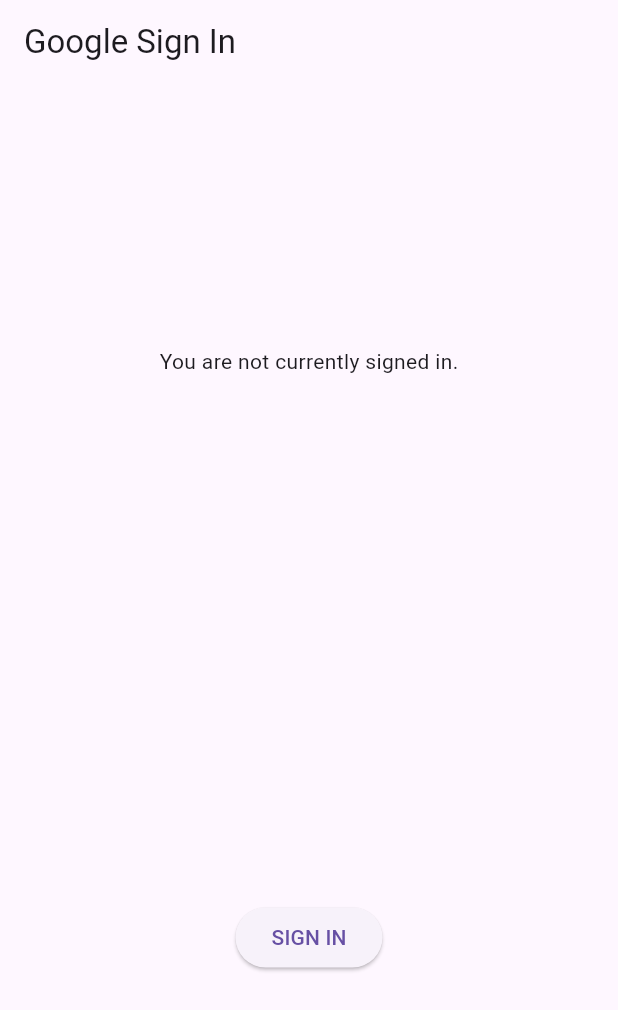
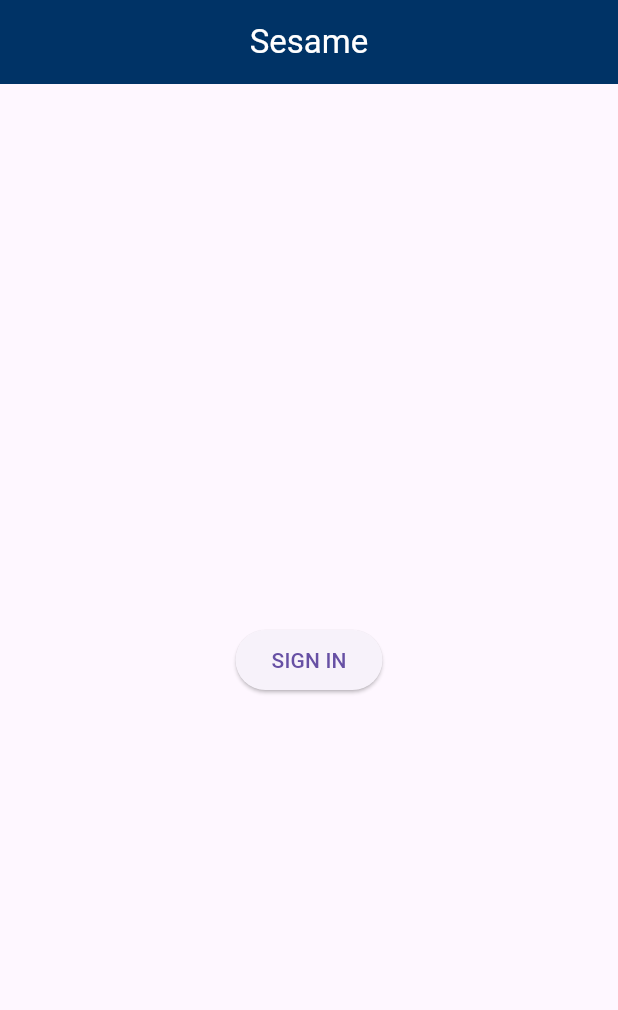
Before and after one commit to AlbertMcAvoy/sesame, a Flutter app: the screen it shows after launch, on a phone screen of 412 x 824 dp. Shown: the top 1010 px of the screen. Run offline on Flutter 3.47's test engine with Material 3 defaults, Android fonts, the light colour scheme and no system bars; our stand-ins replace google_sign_in; missing offline and left inert: google_sign_in_web.

Commit message:
Intégration du module de connexion avec le layout

```diff
--- a/frontend/lib/main.dart
+++ b/frontend/lib/main.dart
@@ -1,8 +1,3 @@
-// Copyright 2013 The Flutter Authors. All rights reserved.
-// Use of this source code is governed by a BSD-style license that can be
-// found in the LICENSE file.
-
-// ignore_for_file: avoid_print
 
 import 'dart:async';
 import 'dart:convert' show json;
@@ -13,6 +8,7 @@
 import 'package:http/http.dart' as http;
 
 import 'src/sign_in_button.dart';
+import 'layout.dart';
 
 /// The scopes required by this application.
 // #docregion Initialize
@@ -31,22 +27,21 @@
 void main() {
   runApp(
     const MaterialApp(
-      title: 'Google Sign In',
-      home: SignInDemo(),
+      title: 'Sesame',
+      home: SignInSesame(),
     ),
   );
 }
 
-/// The SignInDemo app.
-class SignInDemo extends StatefulWidget {
+class SignInSesame extends StatefulWidget {
   ///
-  const SignInDemo({super.key});
+  const SignInSesame({super.key});
 
   @override
-  State createState() => _SignInDemoState();
+  State createState() => _SignInSesameState();
 }
 
-class _SignInDemoState extends State<SignInDemo> {
+class _SignInSesameState extends State<SignInSesame> {
   GoogleSignInAccount? _currentUser;
   bool _isAuthorized = false; // has granted permissions?
   String _contactText = '';
@@ -71,18 +66,11 @@
         _isAuthorized = isAuthorized;
       });
 
-      // Now that we know that the user can access the required scopes, the app
-      // can call the REST API.
       if (isAuthorized) {
         unawaited(_handleGetContact(account!));
       }
     });
 
-    // In the web, _googleSignIn.signInSilently() triggers the One Tap UX.
-    //
-    // It is recommended by Google Identity Services to render both the One Tap UX
-    // and the Google Sign In button together to "reduce friction and improve
-    // sign-in rates" ([docs](https://developers.google.com/identity/gsi/web/guides/display-button#html)).
     _googleSignIn.signInSilently();
   }
 
@@ -136,11 +124,6 @@
     return null;
   }
 
-  // This is the on-click handler for the Sign In button that is rendered by Flutter.
-  //
-  // On the web, the on-click handler of the Sign In button is owned by the JS
-  // SDK, so this method can be considered mobile only.
-  // #docregion SignIn
   Future<void> _handleSignIn() async {
     try {
       await _googleSignIn.signIn();
@@ -148,15 +131,7 @@
       print(error);
     }
   }
-  // #enddocregion SignIn
 
-  // Prompts the user to authorize `scopes`.
-  //
-  // This action is **required** in platforms that don't perform Authentication
-  // and Authorization at the same time (like the web).
-  //
-  // On the web, this must be called from an user interaction (button click).
-  // #docregion RequestScopes
   Future<void> _handleAuthorizeScopes() async {
     final bool isAuthorized = await _googleSignIn.requestScopes(scopes);
     // #enddocregion RequestScopes
@@ -175,63 +150,91 @@
   Widget _buildBody() {
     final GoogleSignInAccount? user = _currentUser;
     if (user != null) {
+      return MaterialApp(
+        home: Layout(),
+      );
       // The user is Authenticated
-      return Column(
+      // return Column(
+      //   mainAxisAlignment: MainAxisAlignment.spaceAround,
+      //   children: <Widget>[
+      //     ListTile(
+      //       leading: GoogleUserCircleAvatar(
+      //         identity: user,
+      //       ),
+      //       title: Text(user.displayName ?? ''),
+      //       subtitle: Text(user.id),
+      //     ),
+      //     const Text('Signed in successfully.'),
+      //     if (_isAuthorized) ...<Widget>[
+      //       // The user has Authorized all required scopes
+      //       Text(_contactText),
+      //       ElevatedButton(
+      //         child: const Text('REFRESH'),
+      //         onPressed: () => _handleGetContact(user),
+      //       ),
+      //     ],
+      //     if (!_isAuthorized) ...<Widget>[
+      //       // The user has NOT Authorized all required scopes.
+      //       // (Mobile users may never see this button!)
+      //       const Text('Additional permissions needed to read your contacts.'),
+      //       ElevatedButton(
+      //         onPressed: _handleAuthorizeScopes,
+      //         child: const Text('REQUEST PERMISSIONS'),
+      //       ),
+      //     ],
+      //     ElevatedButton(
+      //       onPressed: _handleSignOut,
+      //       child: const Text('SIGN OUT'),
+      //     ),
+      //   ],
+      // );
+    } else {
+      // The user is NOT Authenticated
+      return Scaffold(
+      appBar: AppBar(
+        title: Center(
+          child: Text(
+            'Sesame',
+            style: TextStyle(
+              color: Colors.white,
+            ),
+          ),
+        ),
+        backgroundColor: Color(0xff003366),
+      ),
+      body:
+      Center(
+        child:
+        Column(
         mainAxisAlignment: MainAxisAlignment.spaceAround,
         children: <Widget>[
-          ListTile(
-            leading: GoogleUserCircleAvatar(
-              identity: user,
-            ),
-            title: Text(user.displayName ?? ''),
-            subtitle: Text(user.id),
-          ),
-          const Text('Signed in successfully.'),
-          if (_isAuthorized) ...<Widget>[
-            // The user has Authorized all required scopes
-            Text(_contactText),
-            ElevatedButton(
-              child: const Text('REFRESH'),
-              onPressed: () => _handleGetContact(user),
-            ),
-          ],
-          if (!_isAuthorized) ...<Widget>[
-            // The user has NOT Authorized all required scopes.
-            // (Mobile users may never see this button!)
-            const Text('Additional permissions needed to read your contacts.'),
-            ElevatedButton(
-              onPressed: _handleAuthorizeScopes,
-              child: const Text('REQUEST PERMISSIONS'),
-            ),
-          ],
-          ElevatedButton(
-            onPressed: _handleSignOut,
-            child: const Text('SIGN OUT'),
-          ),
-        ],
-      );
-    } else {
-      // The user is NOT Authenticated
-      return Column(
-        mainAxisAlignment: MainAxisAlignment.spaceAround,
-        children: <Widget>[
-          const Text('You are not currently signed in.'),
-          // This method is used to separate mobile from web code with conditional exports.
-          // See: src/sign_in_button.dart
           buildSignInButton(
             onPressed: _handleSignIn,
           ),
         ],
+      ),
+      ),
       );
+      // return Column(
+      //   mainAxisAlignment: MainAxisAlignment.spaceAround,
+      //   children: <Widget>[
+      //     const Text('You are not currently signed in.'),
+      //     // This method is used to separate mobile from web code with conditional exports.
+      //     // See: src/sign_in_button.dart
+      //     buildSignInButton(
+      //       onPressed: _handleSignIn,
+      //     ),
+      //   ],
+      // );
     }
   }
 
   @override
   Widget build(BuildContext context) {
     return Scaffold(
-        appBar: AppBar(
-          title: const Text('Google Sign In'),
-        ),
+        // appBar: AppBar(
+        //   title: const Text('Google Sign In'),
+        // ),
         body: ConstrainedBox(
           constraints: const BoxConstraints.expand(),
           child: _buildBody(),
```
